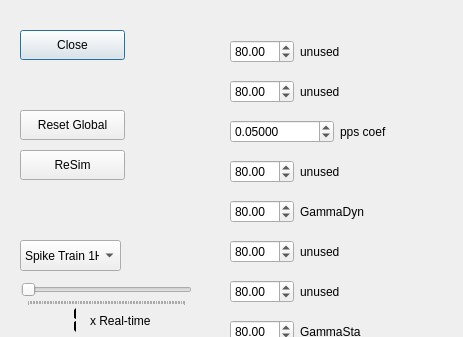
Old version of the form projects/spindle_synapse_MN/spindle_synapse_MN_pytester/Controls.ui in the repository wonjsohn/nerf-verilog; both pictures show x 0 to 463 and y 0 to 337 of the 463 by 840 pixel window.
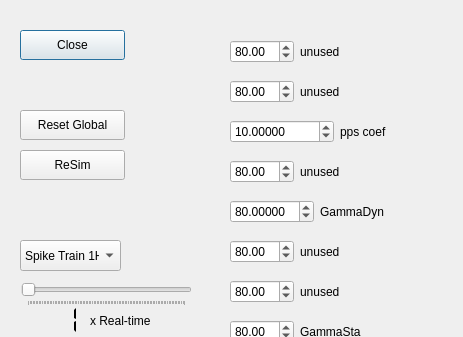
New version of the form.

What changed in the file:
```diff
--- a/projects/spindle_synapse_MN/spindle_synapse_MN_pytester/Controls.ui
+++ b/projects/spindle_synapse_MN/spindle_synapse_MN_pytester/Controls.ui
@@ -662,7 +662,7 @@
        <double>0.100000000000000</double>
       </property>
       <property name="value">
-       <double>0.050000000000000</double>
+       <double>10.000000000000000</double>
       </property>
      </widget>
     </item>
@@ -702,7 +702,7 @@
     <rect>
      <x>230</x>
      <y>200</y>
-     <width>176</width>
+     <width>203</width>
      <height>34</height>
     </rect>
    </property>
@@ -716,6 +716,9 @@
     </item>
     <item row="0" column="0">
      <widget class="QDoubleSpinBox" name="doubleSpinBox_4">
+      <property name="decimals">
+       <number>5</number>
+      </property>
       <property name="maximum">
        <double>200.000000000000000</double>
       </property>
```
